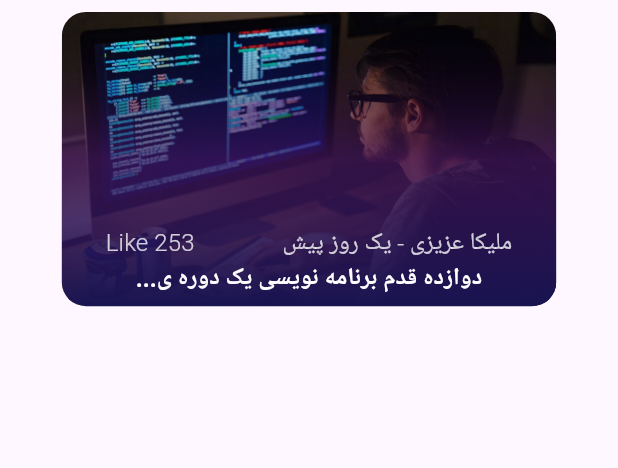
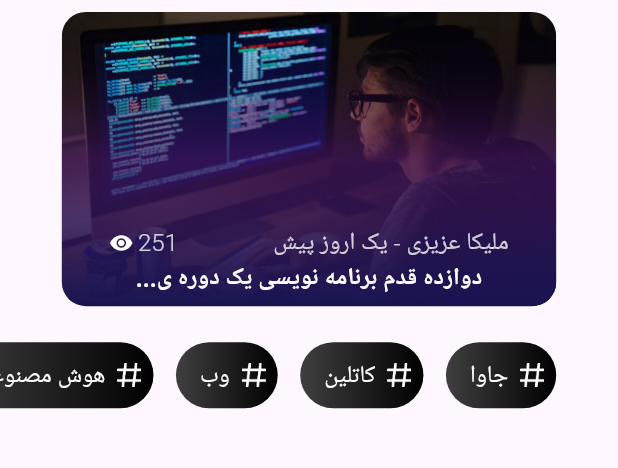
Before and after one commit to hiwaamirii/techblog, a Flutter app: the screen it shows after launch, on a phone screen of 412 x 824 dp, the part 115-583 px from its top. Run offline on Flutter 3.47's test engine with Material 3 defaults, Android fonts, the phone set to English and light mode, and no system bars; our stand-ins replace flutter_spinkit; Roboto replaces fonts that are missing (vazir).

Commit message:
hashtag model coded.

```diff
--- a/lib/gen/assets.gen.dart
+++ b/lib/gen/assets.gen.dart
@@ -8,6 +8,17 @@
 // ignore_for_file: directives_ordering,unnecessary_import,implicit_dynamic_list_literal,deprecated_member_use
 
 import 'package:flutter/widgets.dart';
+
+class $AssetsIconsGen {
+  const $AssetsIconsGen();
+
+  /// File path: assets/icons/hashtagicon.png
+  AssetGenImage get hashtagicon =>
+      const AssetGenImage('assets/icons/hashtagicon.png');
+
+  /// List of all assets
+  List<AssetGenImage> get values => [hashtagicon];
+}
 
 class $AssetsImagesGen {
   const $AssetsImagesGen();
@@ -27,6 +38,7 @@ class $AssetsImagesGen {
 class Assets {
   Assets._();
 
+  static const $AssetsIconsGen icons = $AssetsIconsGen();
   static const $AssetsImagesGen images = $AssetsImagesGen();
 }
 
--- a/lib/main_screen.dart
+++ b/lib/main_screen.dart
@@ -1,5 +1,6 @@
 import 'package:flutter/material.dart';
 import 'package:techblog/gen/assets.gen.dart';
+import 'package:techblog/models/fake_data.dart';
 import 'package:techblog/my_colors.dart';
 
 class MainScreen extends StatelessWidget {
@@ -9,6 +10,7 @@ class MainScreen extends StatelessWidget {
   Widget build(BuildContext context) {
     var textTheme = Theme.of(context).textTheme;
     var size = MediaQuery.of(context).size;
+    double bodyMargin = size.width / 10;
     return SafeArea(
       child: Scaffold(
         body: Padding(
@@ -35,8 +37,9 @@ class MainScreen extends StatelessWidget {
                     decoration: BoxDecoration(
                       borderRadius: const BorderRadius.all(Radius.circular(16)),
                       image: DecorationImage(
-                        image: Image(image: Assets.images.posterTest.provider())
-                            .image,
+                        image: AssetImage(
+                          homePagePosterMap["imageAsset"],
+                        ),
                         fit: BoxFit.cover,
                       ),
                     ),
@@ -57,9 +60,25 @@ class MainScreen extends StatelessWidget {
                         Row(
                           mainAxisAlignment: MainAxisAlignment.spaceAround,
                           children: [
-                            Text("ملیکا عزیزی - یک روز پیش",
+                            Text(
+                                homePagePosterMap["writer"] +
+                                    " - " +
+                                    homePagePosterMap["date"],
                                 style: textTheme.titleSmall),
-                            Text("Like 253", style: textTheme.titleSmall),
+                            Row(
+                              children: [
+                                Text(
+                                  homePagePosterMap["view"],
+                                  style: textTheme.titleSmall,
+                                ),
+                                const SizedBox(width: 3),
+                                const Icon(
+                                  Icons.remove_red_eye_sharp,
+                                  size: 16,
+                                  color: Colors.white,
+                                ),
+                              ],
+                            ),
                           ],
                         ),
                         Text("دوازده قدم برنامه نویسی یک دوره ی...",
@@ -69,6 +88,48 @@ class MainScreen extends StatelessWidget {
                   )
                 ],
               ),
+              const SizedBox(height: 16),
+              //tag list
+              SizedBox(
+                height: 60,
+                child: ListView.builder(
+                    scrollDirection: Axis.horizontal,
+                    itemCount: tagList.length,
+                    itemBuilder: ((context, index) {
+                      return Padding(
+                        padding: EdgeInsets.fromLTRB(
+                            0, 8, index == 0 ? bodyMargin : 15, 8),
+                        child: Container(
+                          height: 60,
+                          decoration: const BoxDecoration(
+                            borderRadius: BorderRadius.all(Radius.circular(24)),
+                            gradient: LinearGradient(
+                              colors: gradiantColors.tags,
+                              begin: Alignment.centerRight,
+                              end: Alignment.centerLeft,
+                            ),
+                          ),
+                          child: Padding(
+                            padding: const EdgeInsets.fromLTRB(16, 8, 8, 8),
+                            child: Row(
+                              children: [
+                                ImageIcon(
+                                  Assets.icons.hashtagicon.provider(),
+                                  color: Colors.white,
+                                  size: 16,
+                                ),
+                                const SizedBox(width: 8),
+                                Text(
+                                  tagList[index].title,
+                                  style: textTheme.headlineMedium,
+                                ),
+                              ],
+                            ),
+                          ),
+                        ),
+                      );
+                    })),
+              )
             ],
           ),
         ),
@@ -76,3 +137,4 @@ class MainScreen extends StatelessWidget {
     );
   }
 }
+// 23 دقیقه مانده
--- /dev/null
+++ b/lib/models/data_models.dart
@@ -0,0 +1,5 @@
+class HashTagModel {
+  String title;
+
+  HashTagModel({required this.title});
+}
--- /dev/null
+++ b/lib/models/fake_data.dart
@@ -0,0 +1,20 @@
+import 'package:techblog/gen/assets.gen.dart';
+import 'package:techblog/models/data_models.dart';
+
+Map homePagePosterMap = {
+  "imageAsset": Assets.images.posterTest.path,
+  "writer": "ملیکا عزیزی",
+  "date": "یک اروز پیش",
+  "title": "دوازده قدم برنامه نویسی یک دوره",
+  "view": "251",
+};
+
+//blog fake data
+List<HashTagModel> tagList = [
+  HashTagModel(title: "جاوا"),
+  HashTagModel(title: "کاتلین"),
+  HashTagModel(title: "وب"),
+  HashTagModel(title: "هوش مصنوعی"),
+  HashTagModel(title: "iot"),
+  HashTagModel(title: "دارت"),
+];
--- a/pubspec.yaml
+++ b/pubspec.yaml
@@ -63,7 +63,7 @@ flutter:
   # To add assets to your application, add an assets section, like this:
   assets:
     - assets/images/
-  #   - images/a_dot_ham.jpeg
+    - assets/icons/
 
   # An image asset can refer to one or more resolution-specific "variants", see
   # https://flutter.dev/assets-and-images/#resolution-aware
```
Also changed, not shown: assets/icons/hashtagicon.png (added).
